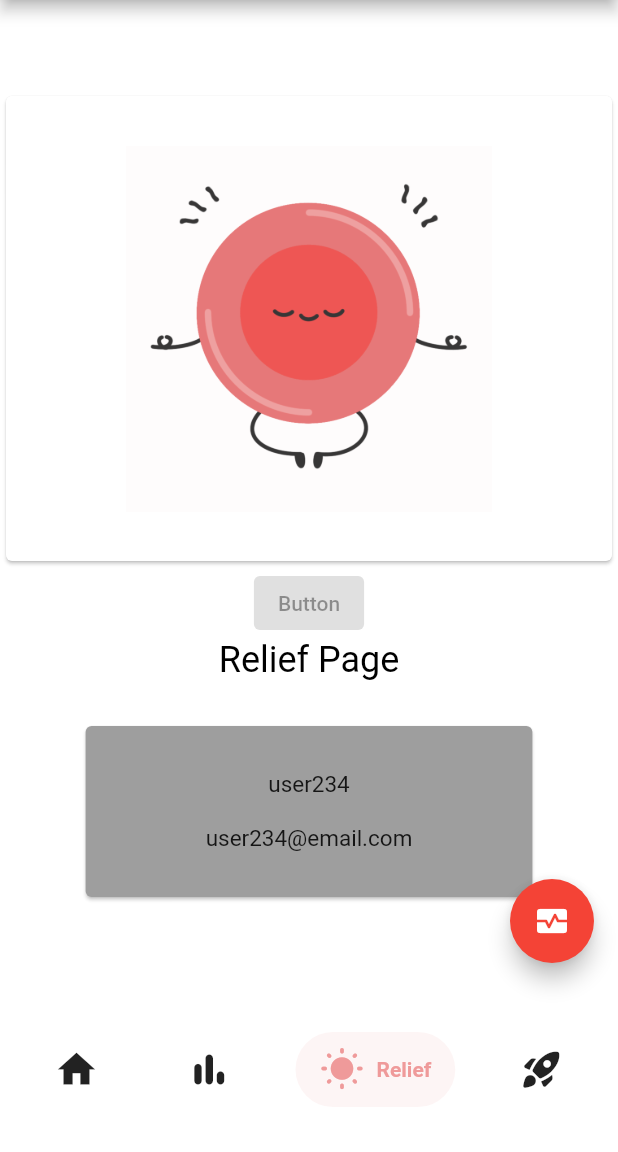
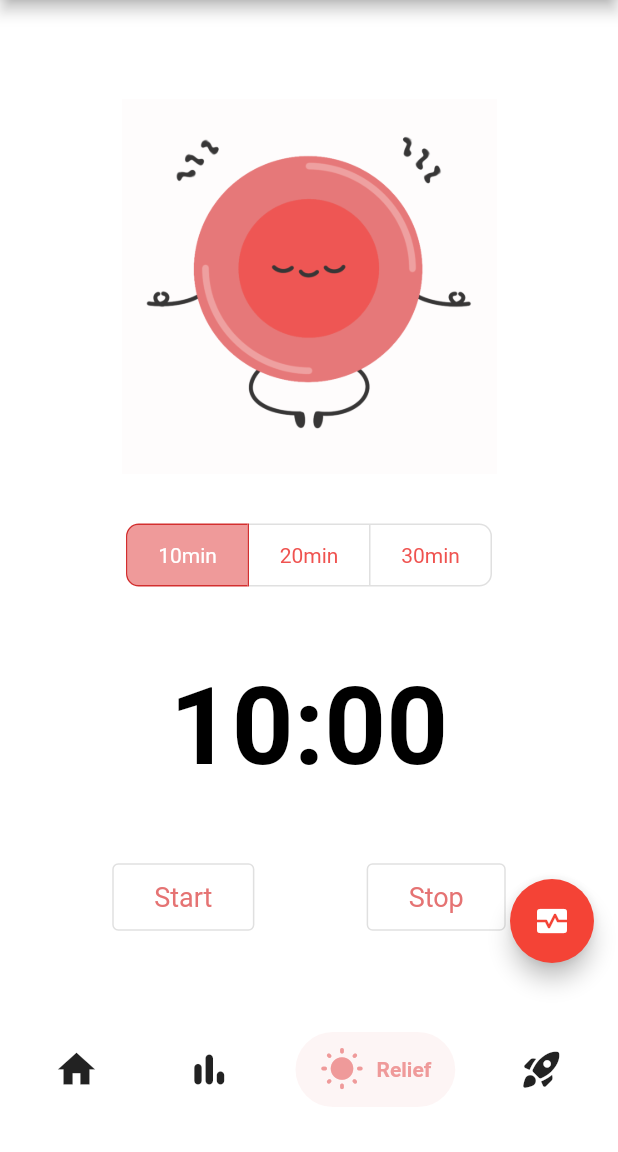
Before and after one commit to Lucria/flutter-mobile-app, a Flutter app: the ReliefPage screen opened by its route, on a phone screen of 412 x 824 dp, the part 84-1236 px from its top. Run offline on Flutter 3.47's test engine with Material 2 defaults, Android fonts, the phone set to English and light mode, and no system bars; drawn by our look-alikes of salomon_bottom_bar; our stand-ins replace auto_route, cloud_firestore, firebase_auth, firebase_core, fl_chart, flutter_bluetooth_serial and 1 more; accounts and stored records are empty.

Commit message:
feat: mediation page

```diff
--- a/lib/relief/relief_page.dart
+++ b/lib/relief/relief_page.dart
@@ -1,16 +1,28 @@
 import 'package:flutter/material.dart';
 
-class ReliefPage extends StatelessWidget {
+import 'count_down_timer.dart';
+
+class ReliefPage extends StatefulWidget {
   const ReliefPage({Key? key}) : super(key: key);
+
+  @override
+  State<ReliefPage> createState() => _ReliefPageState();
+}
+
+class _ReliefPageState extends State<ReliefPage> {
+  // 10min 20min 30min
+  final List<bool> _selectedDurations = <bool>[true, false, false];
+  int _selectedSeconds = 10 * 60;
+  bool _started = false;
 
   @override
   Widget build(BuildContext context) {
     return Center(
       child: Column(
         mainAxisAlignment: MainAxisAlignment.center,
-        children: const [
-          Card(
-            child: Padding(
+        children: [
+
+          const Padding(
             padding: EdgeInsets.symmetric(
               horizontal: 80.0,
               vertical: 30,
@@ -20,41 +32,81 @@ class ReliefPage extends StatelessWidget {
               height: 250,
             ),
           ),
+          ToggleButtons(
+            direction: Axis.horizontal,
+            onPressed: (int index) {
+              setState(() {
+                for (int i = 0; i < _selectedDurations.length; i++) {
+                  _selectedDurations[i] = i == index;
+                }
+                _selectedSeconds = (index + 1) * 10 * 60;
+              });
+            },
+            borderRadius: const BorderRadius.all(Radius.circular(8)),
+            selectedBorderColor: Colors.red[700],
+            selectedColor: Colors.white,
+            fillColor: Colors.red[200],
+            color: Colors.red[400],
+            constraints: const BoxConstraints(
+              minHeight: 40.0,
+              minWidth: 80.0,
             ),
-          ElevatedButton(
-            onPressed: null,
-            child: Text("Button"),
+            isSelected: _selectedDurations,
+            children: const [Text('10min'), Text('20min'), Text('30min')],
           ),
-          Text(
-            'Relief Page',
+          _started
+              ? CountDownTimer(_selectedSeconds, timerDisplay)
+              : timerDisplay(context, _selectedSeconds),
+          Row(
+            mainAxisAlignment: MainAxisAlignment.spaceEvenly,
+            crossAxisAlignment: CrossAxisAlignment.center,
+            children: [
+              OutlinedButton(
+                  onPressed: () {
+                    setState(() => _started = true);
+                  },
+                  child: Padding(
+                      padding: const EdgeInsets.all(12.0),
+                      child: Text(
+                        "Start",
                         style: TextStyle(
-              fontSize: 24,
-              color: Colors.black,
+                            color: Colors.red[300],
+                            fontWeight: FontWeight.normal,
+                            fontSize: 18.0),
+                      ))),
+              OutlinedButton(
+                  onPressed: () {
+                    setState(() => _started = false);
+                  },
+                  child: Padding(
+                    padding: const EdgeInsets.all(12.0),
+                    child: Text("Stop",
+                      style: TextStyle(
+                          color: Colors.red[300],
+                          fontWeight: FontWeight.normal,
+                          fontSize: 18.0),
                     ),
-          ),
-          Card(
-            margin: EdgeInsets.only(
-              top: 30,
-            ),
-            color: Colors.grey,
-            child: Padding(
-              padding: EdgeInsets.symmetric(
-                horizontal: 80.0,
-                vertical: 30,
-              ),
-              child: Text(
-                '''user234
-
-user234@email.com''',
-                style: TextStyle(fontSize: 15),
-                textAlign: TextAlign.center,
-              ),
-            ),
-          ),
-          //Card()
-          // child: Image(image: AssetImage('assets/IMG_2655.GIF')),
+                  )),
+            ],
+          )
         ],
       ),
     );
   }
+
+  Widget timerDisplay(BuildContext build, int seconds) {
+    int sRaw = seconds % 60;
+    int mRaw = seconds ~/ 60;
+
+    String s = sRaw.toString().padLeft(2, '0');
+    String m = mRaw.toString().padLeft(2, '0');
+    return Padding(
+      padding: const EdgeInsets.all(48.0),
+      child: Text(
+        "$m:$s",
+        style: const TextStyle(
+            color: Colors.black, fontWeight: FontWeight.bold, fontSize: 72.0),
+      ),
+    );
   }
+}
```
Lines whose indentation alone changed are shown as unchanged.
